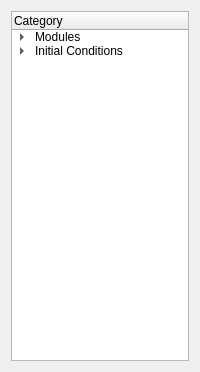
This is Code/exp_design/ui_modulestoolbox.ui in economou/gpunit as Qt 5 draws it before an edit. The edited form follows.
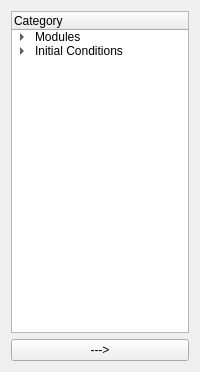
This is the edited form.

```diff
--- a/Code/exp_design/ui_modulestoolbox.ui
+++ b/Code/exp_design/ui_modulestoolbox.ui
@@ -149,6 +149,13 @@
      </item>
     </widget>
    </item>
+   <item>
+    <widget class="QPushButton" name="addSelectedButton">
+     <property name="text">
+      <string>---&gt;</string>
+     </property>
+    </widget>
+   </item>
   </layout>
  </widget>
  <resources/>
```
Left out of the diff: 40 changed lines with no effect on the pictures.
